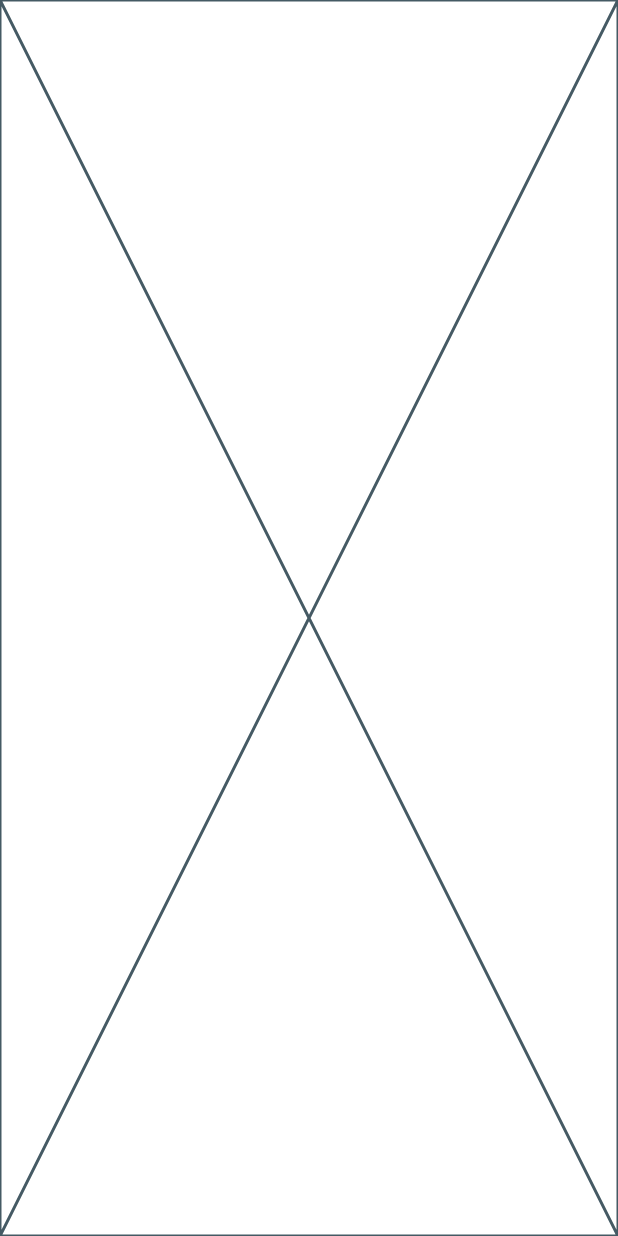
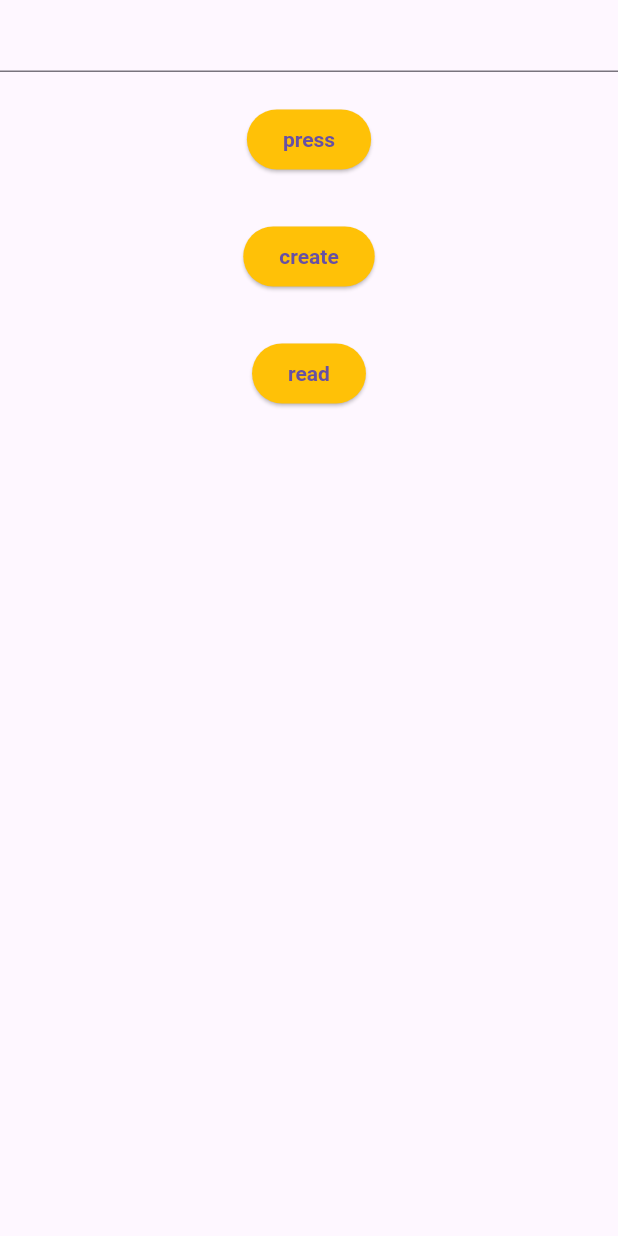
Before and after one commit to iamsaeedbm/note_app, a Flutter app: the screen it shows after launch, on a phone screen of 412 x 824 dp. Run offline on Flutter 3.47's test engine with Material 3 defaults, Android fonts, the phone set to English and light mode, and no system bars; our stand-ins replace hive_ce, hive_ce_flutter; accounts and stored records are empty.

Commit message:
add home screen & hive

```diff
--- /dev/null
+++ b/lib/home_screen.dart
@@ -0,0 +1,68 @@
+import 'package:flutter/material.dart';
+import 'package:hive_ce/hive.dart';
+
+class HomeScreen extends StatefulWidget {
+  const HomeScreen({super.key});
+
+  @override
+  State<HomeScreen> createState() => _HomeScreenState();
+}
+
+class _HomeScreenState extends State<HomeScreen> {
+  var box = Hive.box('names');
+  String inputText = '';
+  var controller = TextEditingController();
+  @override
+  Widget build(BuildContext context) {
+    return Scaffold(
+      body: SafeArea(
+        child: Center(
+          child: Column(
+            children: [
+              TextField(controller: controller),
+              Text(inputText),
+              ElevatedButton(
+                style: ElevatedButton.styleFrom(
+                  backgroundColor: Colors.amber,
+                  textStyle: TextStyle(fontWeight: FontWeight.bold),
+                ),
+                onPressed: () {
+                  setState(() {
+                    inputText = controller.text;
+                  });
+                },
+                child: Text('press'),
+              ),
+              SizedBox(height: 30),
+              ElevatedButton(
+                style: ElevatedButton.styleFrom(
+                  backgroundColor: Colors.amber,
+                  textStyle: TextStyle(fontWeight: FontWeight.bold),
+                ),
+                onPressed: () {
+                  setState(() {
+                    inputText = controller.text;
+                  });
+                },
+                child: Text('create'),
+              ),
+              SizedBox(height: 30),
+              ElevatedButton(
+                style: ElevatedButton.styleFrom(
+                  backgroundColor: Colors.amber,
+                  textStyle: TextStyle(fontWeight: FontWeight.bold),
+                ),
+                onPressed: () {
+                  setState(() {
+                    inputText = controller.text;
+                  });
+                },
+                child: Text('read'),
+              ),
+            ],
+          ),
+        ),
+      ),
+    );
+  }
+}
--- a/lib/main.dart
+++ b/lib/main.dart
@@ -1,6 +1,10 @@
 import 'package:flutter/material.dart';
+import 'package:hive_ce_flutter/hive_flutter.dart';
+import 'package:note_app/home_screen.dart';
 
-void main() {
+void main() async {
+  await Hive.initFlutter();
+  await Hive.openBox('names');
   runApp(MyApp());
 }
 
@@ -9,6 +13,6 @@ class MyApp extends StatelessWidget {
 
   @override
   Widget build(BuildContext context) {
-    return const Placeholder();
+    return MaterialApp(debugShowCheckedModeBanner: false, home: HomeScreen());
   }
 }
--- a/pubspec.yaml
+++ b/pubspec.yaml
@@ -34,6 +34,9 @@ dependencies:
   # The following adds the Cupertino Icons font to your application.
   # Use with the CupertinoIcons class for iOS style icons.
   cupertino_icons: ^1.0.8
+  hive_ce: ^2.11.1
+  hive_ce_flutter: ^2.3.0
+  hive_ce_generator: ^1.9.1
 
 dev_dependencies:
   flutter_test:
@@ -45,6 +48,7 @@ dev_dependencies:
   # package. See that file for information about deactivating specific lint
   # rules and activating additional ones.
   flutter_lints: ^5.0.0
+  build_runner: ^2.4.15
 
 # For information on the generic Dart part of this file, see the
 # following page: https://dart.dev/tools/pub/pubspec
```
Also changed, not shown: analysis_options.yaml (line endings or trailing spaces), pubspec.lock, 1 other file.
